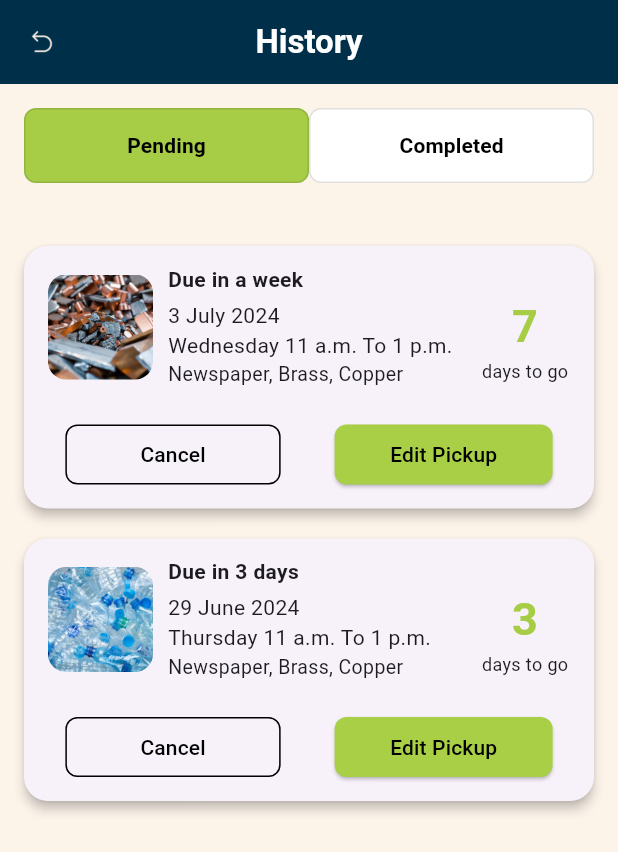
After one commit to charankumar021509/reviveecotech-user-pwa, a Flutter app: the profile screen opened directly, after a tap on "History", on a phone screen of 412 x 824 dp. The commit adds this screen. Shown: the top 852 px of the screen. Run offline on Flutter 3.47's test engine with Material 3 defaults, Android fonts, the phone set to English and light mode, and no system bars.

Commit message:
Added History page and some fixes

```diff
--- /dev/null
+++ b/lib/history.dart
@@ -0,0 +1,215 @@
+import 'package:flutter/material.dart';
+import 'widgets/pending_pickup_card.dart';
+import 'widgets/completed_pickup_card.dart';
+
+void main() {
+  runApp(MaterialApp(
+    debugShowCheckedModeBanner: false,
+    home: HistoryScreen(),
+  ));
+}
+
+class HistoryScreen extends StatefulWidget {
+  @override
+  _HistoryScreenState createState() => _HistoryScreenState();
+}
+
+class _HistoryScreenState extends State<HistoryScreen> {
+  PageController _pageController = PageController();
+  int _selectedIndex = 0;
+
+  // Dummy data for demo purposes
+  List<Map<String, dynamic>> pendingHistory = [
+    {
+      'imagePath': 'assets/images/home/scraps/metal.png',
+      'title': "Due in a week",       // e.g. "Due in a week"
+      'date': '3 July 2024',        // e.g. "3 July 2024"
+      'time': "Wednesday 11 a.m. To 1 p.m.",        // e.g. "Wednesday 11 a.m. To 1 p.m."
+      'items': "Newspaper, Brass, Copper",       // e.g. "Newspaper, Brass, Copper"
+      'daysLeft': 7,
+    },
+    {
+      'imagePath': 'assets/images/home/scraps/bottle.png',
+      'title': "Due in 3 days",       // e.g. "Due in a week"
+      'date': '29 June 2024',        // e.g. "3 July 2024"
+      'time': "Thursday 11 a.m. To 1 p.m.",        // e.g. "Wednesday 11 a.m. To 1 p.m."
+      'items': "Newspaper, Brass, Copper",       // e.g. "Newspaper, Brass, Copper"
+      'daysLeft': 3,
+    }
+  ];
+
+  // List<Map<String, dynamic>> completedHistory = List.generate(
+  //   9,
+  //       (index) => {
+  //     'imagePath': 'assets/images/home/scraps/bottle.png',
+  //     'date': '3 June 2024',
+  //     'time': '09 a.m. To 11 a.m.',
+  //     'items': 'Newspaper, PET',
+  //     'orderNumber': 123456187912,
+  //     'amount': 220,
+  //   },
+  // );
+
+  List<Map<String, dynamic>> completedHistory = [
+    // {
+    //   'imagePath': 'assets/images/home/scraps/bottle.png',
+    //   'date': '3 June 2024',
+    //   'time': '09 a.m. To 11 a.m.',
+    //   'items': 'Newspaper, PET',
+    //   'orderNumber': 123456187912,
+    //   'amount': 220,
+    // }
+  ];
+
+  void _onTabTap(int index) {
+    setState(() => _selectedIndex = index);
+    _pageController.animateToPage(
+      index,
+      duration: const Duration(milliseconds: 300),
+      curve: Curves.easeInOut,
+    );
+  }
+
+  void _onPageChanged(int index) {
+    setState(() => _selectedIndex = index);
+  }
+
+  @override
+  Widget build(BuildContext context) {
+    return Scaffold(
+      backgroundColor: const Color(0xFFFCF3E9),
+      appBar: AppBar(
+        backgroundColor: const Color(0xFF003049),
+        title: const Text(
+          'History',
+          style: TextStyle(color: Colors.white, fontWeight: FontWeight.bold),
+        ),
+        centerTitle: true,
+        leading: IconButton(
+          icon: Image.asset(
+            'assets/icons/back.png',  // Path to your PNG
+            width: 40,  // Adjust width as needed
+            height: 40, // Adjust height as needed
+          ),
+          onPressed: () {
+            Navigator.pop(context); // Navigate back to the previous screen
+          },
+        ),
+        // leading: IconButton(
+        //   icon: const Icon(Icons.arrow_back, color: Colors.white),
+        //   onPressed: () {
+        //     Navigator.pop(context); // Navigate back to the previous screen
+        //     // Handle back button press
+        //   },
+        // ),
+      ),
+      body: Column(
+        children: [
+          Padding(
+            padding: const EdgeInsets.all(16),
+            child: Row(
+              children: [
+                _buildTabButton(0, "Pending"),
+                const SizedBox(width: 0),
+                _buildTabButton(1, "Completed"),
+              ],
+            ),
+          ),
+          Expanded(
+            child: PageView(
+              controller: _pageController,
+              onPageChanged: _onPageChanged,
+              children: [
+                _buildHistoryView(
+                  data: pendingHistory,
+                  imagePath: 'assets/images/home/history/pending.png',
+                  emptyMessage: 'No Pending history found !',
+                  cardBuilder: (pickup) => PendingPickupCard(info: pickup),
+                ),
+                _buildHistoryView(
+                  data: completedHistory,
+                  imagePath: 'assets/images/home/history/completed.png',
+                  emptyMessage: 'No Completed history found !',
+                  cardBuilder: (pickup) => CompletedPickupCard(info: pickup),
+                ),
+              ],
+            ),
+          ),
+        ],
+      ),
+    );
+  }
+
+  Widget _buildTabButton(int index, String label) {
+    return Expanded(
+      child: SizedBox(
+        height: 50,
+        child: ElevatedButton(
+          onPressed: () => _onTabTap(index),
+          style: ElevatedButton.styleFrom(
+            backgroundColor: _selectedIndex == index
+                ? const Color(0xFFa7cd47)
+                : Colors.white,
+            foregroundColor: Colors.black,
+            elevation: 0,
+            shape: RoundedRectangleBorder(
+              borderRadius: BorderRadius.circular(8),
+              side: const BorderSide(color: Colors.black12),
+            ),
+          ),
+          child: Text(label, style: const TextStyle(fontWeight: FontWeight.bold)),
+        ),
+      ),
+    );
+  }
+
+  Widget _buildHistoryView({
+    required List<Map<String, dynamic>> data,
+    required String imagePath,
+    required String emptyMessage,
+    required Widget Function(Map<String, dynamic>) cardBuilder,
+  }) {
+    if (data.isEmpty) {
+      return Center(
+        child: Column(
+          mainAxisAlignment: MainAxisAlignment.start,
+          children: [
+            const SizedBox(height: 130),
+            Image.asset(imagePath, width: 300),
+            const SizedBox(height: 16),
+            Text('OOPS!!',style: const TextStyle(fontWeight: FontWeight.bold, fontSize: 20),),
+            Text(emptyMessage,style: const TextStyle(fontWeight: FontWeight.bold, fontSize: 20),),
+          ],
+        ),
+      );
+    }
+
+    return ListView.builder(
+      padding: const EdgeInsets.all(16),
+      itemCount: data.length,
+      itemBuilder: (context, index) {
+        return cardBuilder(data[index]);
+      },
+    );
+  }
+}
+
+Widget _buildEmptyState({
+  required String imagePath,
+  required String title,
+  required String message,
+}) {
+  return Center(
+    child: Column(
+      mainAxisAlignment: MainAxisAlignment.center,
+      children: [
+        Image.asset(imagePath, height: 250),
+        const SizedBox(height: 10),
+        Text(title, style: const TextStyle(fontWeight: FontWeight.bold, fontSize: 20)),
+        const SizedBox(height: 8),
+        Text(message, style: const TextStyle(fontSize: 16)),
+        const SizedBox(height: 180),
+      ],
+    ),
+  );
+}
--- a/lib/home.dart
+++ b/lib/home.dart
@@ -428,11 +428,11 @@ class ShortcutButton extends StatelessWidget {
       children: [
         Container(
           decoration: BoxDecoration(
-            color: Colors.green[200],
+            color: const Color(0xFFa6cb56),
             borderRadius: BorderRadius.circular(12),
           ),
           padding: const EdgeInsets.all(8),
-          child: Icon(icon, size: 28, color: Colors.green[900]),
+          child: Icon(icon, size: 28, color: Colors.white),
         ),
         const SizedBox(height: 3),
         Text(label, textAlign: TextAlign.center, style: const TextStyle(fontSize: 12)),
--- a/lib/profile.dart
+++ b/lib/profile.dart
@@ -1,5 +1,6 @@
 import 'package:flutter/cupertino.dart';
 import 'package:flutter/material.dart';
+import 'history.dart';
 
 class profile extends StatefulWidget {
   @override
@@ -55,9 +56,10 @@ class _profileState extends State<profile> {
                           Padding(
                             padding: const EdgeInsets.fromLTRB(10, 20, 0, 0),
                             child: Container(
-                              child: CircleAvatar(
+                              child: const CircleAvatar(
                                 radius: 40,
-                                child: Icon(Icons.person, size: 40,color: Colors.lightGreenAccent,),
+                                backgroundColor: Color(0xFFa8ce4c),
+                                child: Icon(Icons.account_circle, color: Color(0xFFffffff), size: 80),
                               ),
                             ),
                           ),
@@ -206,6 +208,12 @@ class _profileState extends State<profile> {
               ),
             ),
             GestureDetector(
+              onTap: () {
+                Navigator.push(
+                  context,
+                  MaterialPageRoute(builder: (context) => HistoryScreen()),
+                );
+              },
               child: Padding(
                 padding: const EdgeInsets.fromLTRB(20, 10, 20, 10),
                 child: Container(
@@ -218,30 +226,23 @@ class _profileState extends State<profile> {
                     children: [
                       Padding(
                         padding: const EdgeInsets.fromLTRB(20, 0, 0, 0),
-                        child: Container(
-                          child: Icon(Icons.history,size: 35,),
-                        ),
+                        child: Icon(Icons.history, size: 35),
                       ),
                       Padding(
                         padding: const EdgeInsets.fromLTRB(10, 0, 0, 0),
-                        child: Container(
-                          child: Text('History',
-                            style: TextStyle(
-                                fontWeight: FontWeight.bold,
-                                fontSize: 20
-                            ),
+                        child: Text(
+                          'History',
+                          style: TextStyle(
+                            fontWeight: FontWeight.bold,
+                            fontSize: 20,
                           ),
                         ),
                       ),
                       Spacer(),
                       Padding(
                         padding: const EdgeInsets.fromLTRB(20, 0, 20, 0),
-                        child: Container(
-                          child: Icon(Icons.arrow_forward_ios,size: 20,),
-                        ),
+                        child: Icon(Icons.arrow_forward_ios, size: 20),
                       ),
-
-
                     ],
                   ),
                 ),
--- /dev/null
+++ b/lib/widgets/pending_pickup_card.dart
@@ -0,0 +1,121 @@
+import 'package:flutter/material.dart';
+
+class PendingPickupCard extends StatelessWidget {
+  final Map<String, dynamic> info;
+
+  const PendingPickupCard({Key? key, required this.info}) : super(key: key);
+
+  @override
+  Widget build(BuildContext context) {
+    final String imagePath = info['imagePath'] ?? 'assets/images/home/scraps/metal.png';
+    final String title = info['title'] ?? 'Upcoming Pickup';
+    final String date = info['date'] ?? '';
+    final String time = info['time'] ?? '';
+    final String items = info['items'] ?? '';
+    final int daysLeft = info['daysLeft'] is int ? info['daysLeft'] : 0;
+
+    return Card(
+      margin: const EdgeInsets.symmetric(vertical: 10),
+      shape: RoundedRectangleBorder(borderRadius: BorderRadius.circular(16)),
+      elevation: 3,
+      child: Padding(
+        padding: const EdgeInsets.symmetric(horizontal: 16, vertical: 12),
+        child: Column(
+          crossAxisAlignment: CrossAxisAlignment.start,
+          children: [
+            Row(
+              crossAxisAlignment: CrossAxisAlignment.start,
+              children: [
+                Column(
+                  crossAxisAlignment: CrossAxisAlignment.start,
+                  mainAxisAlignment: MainAxisAlignment.center,
+                  children: [
+                    const SizedBox(height: 7),
+                    ClipRRect(
+                      borderRadius: BorderRadius.circular(12),
+                      child: Image.asset(
+                        imagePath,
+                        width: 70,
+                        height: 70,
+                        fit: BoxFit.cover,
+                      ),
+                    ),
+                  ],
+                ),
+                const SizedBox(width: 10),
+                Expanded(
+                  child: Column(
+                    crossAxisAlignment: CrossAxisAlignment.start,
+                    children: [
+                      Text(
+                        title,
+                        style: const TextStyle(fontWeight: FontWeight.bold),
+                      ),
+                      const SizedBox(height: 4),
+                      if (date.isNotEmpty) Text(date),
+                      if (time.isNotEmpty) Text(time),
+                      if (items.isNotEmpty)
+                        Text(items, style: const TextStyle(fontSize: 13)),
+                      const SizedBox(height: 10),
+                    ],
+                  ),
+                ),
+                const SizedBox(width: 10),
+                SizedBox(
+                  width: 60,
+                  child: Column(
+                    children: [
+                      const SizedBox(height: 20),
+                      Text(
+                        "$daysLeft",
+                        style: const TextStyle(
+                          fontSize: 30,
+                          fontWeight: FontWeight.bold,
+                          color: Color(0xFFa7cd47),
+                        ),
+                      ),
+                      const Text("days to go", style: TextStyle(fontSize: 12)),
+                    ],
+                  ),
+                ),
+              ],
+            ),
+            const SizedBox(height: 10),
+            Row(
+              mainAxisAlignment: MainAxisAlignment.center,
+              children: [
+                OutlinedButton(
+                  onPressed: () {
+                    // Optional: expose this as a callback parameter
+                  },
+                  style: OutlinedButton.styleFrom(
+                    side: const BorderSide(color: Colors.black),
+                    padding: const EdgeInsets.symmetric(horizontal: 50, vertical: 10),
+                    shape: RoundedRectangleBorder(
+                      borderRadius: BorderRadius.circular(8),
+                    ),
+                  ),
+                  child: const Text('Cancel', style: TextStyle(color: Colors.black)),
+                ),
+                const SizedBox(width: 36),
+                ElevatedButton(
+                  onPressed: () {
+                    // Optional: expose this as a callback parameter
+                  },
+                  style: ElevatedButton.styleFrom(
+                    backgroundColor: const Color(0xFFA8CF45),
+                    padding: const EdgeInsets.symmetric(horizontal: 37, vertical: 10),
+                    shape: RoundedRectangleBorder(
+                      borderRadius: BorderRadius.circular(8),
+                    ),
+                  ),
+                  child: const Text('Edit Pickup', style: TextStyle(color: Colors.black)),
+                ),
+              ],
+            )
+          ],
+        ),
+      ),
+    );
+  }
+}
--- a/pubspec.yaml
+++ b/pubspec.yaml
@@ -62,6 +62,8 @@ flutter:
     - assets/images/home/
     - assets/images/home/drives/
     - assets/images/home/scraps/
+    - assets/images/home/history/
+    - assets/icons/
 
   # An image asset can refer to one or more resolution-specific "variants", see
   # https://flutter.dev/to/resolution-aware-images
```
Also changed, not shown: lib/login.dart (+0 -26 lines), lib/widgets/completed_pickup_card.dart (added, +72 -0 lines), lib/widgets/pickup_tracker.dart (+20 -11 lines), assets/icons/back.png (added), assets/images/home/history/completed.png (added), assets/images/home/history/pending.png (added).
